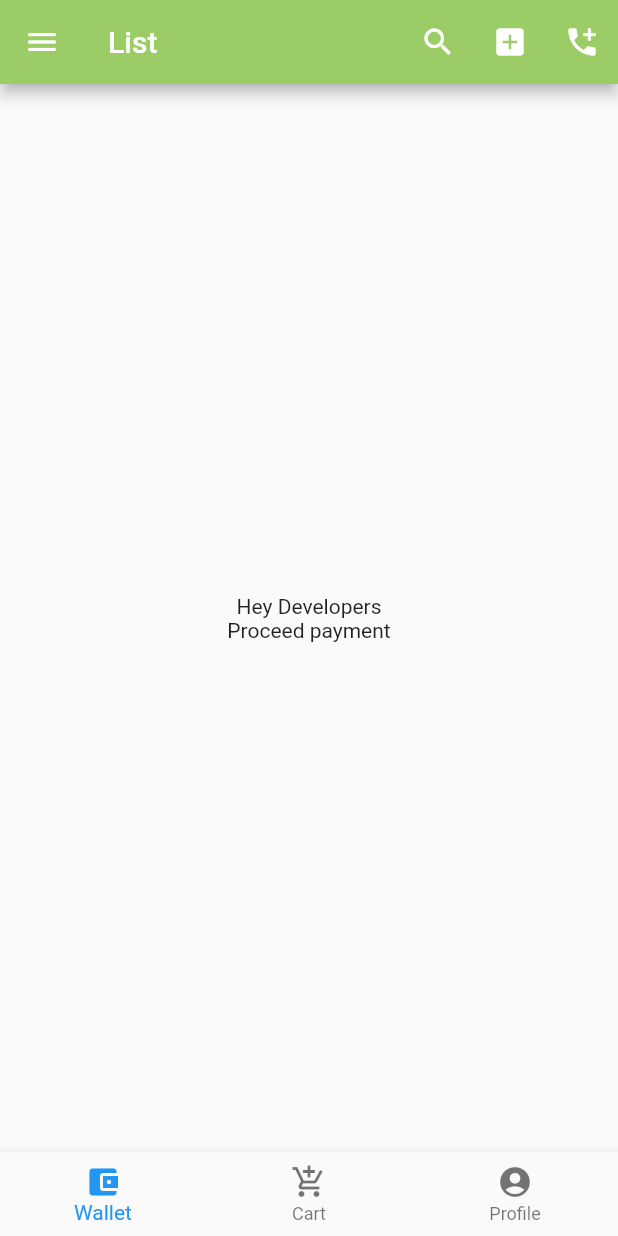
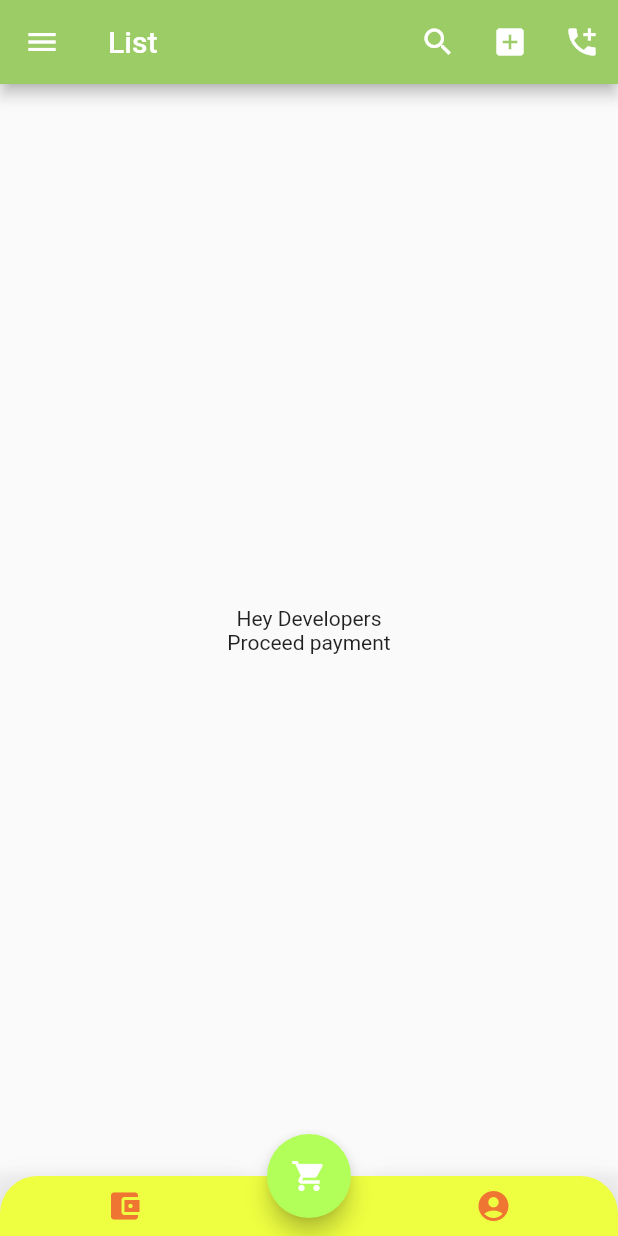
Before and after one commit to Rahul-naik92/learningdart, a Flutter app: the screen it shows after launch, on a phone screen of 412 x 824 dp. Run offline on Flutter 3.47's test engine with Material 2 defaults, Android fonts, the phone set to English and light mode, and no system bars.

Commit message:
usage of bottomappbar

```diff
--- /dev/null
+++ b/lib/bootom_bar.dart
@@ -0,0 +1,56 @@
+import 'package:flutter/material.dart';
+
+class Bottombar extends StatelessWidget {
+  const Bottombar({Key? key}) : super(key: key);
+
+  @override
+  Widget build(BuildContext context) {
+    return BottomAppBar(
+      shape: const CircularNotchedRectangle(),
+      notchMargin: 7.0,
+      color: Colors.transparent,
+      elevation: 10.0,
+      child: Container(
+        height: 40.0,
+        decoration: const BoxDecoration(
+          color: Colors.limeAccent,
+          borderRadius: BorderRadius.only(
+            topLeft: Radius.circular(25.0),
+            topRight: Radius.circular(25.0),
+          ),
+        ),
+        child: Row(
+          mainAxisAlignment: MainAxisAlignment.spaceBetween,
+          children: <Widget>[
+            Container(
+              height: 50.0,
+              width: MediaQuery.of(context).size.width / 2 - 40.0,
+              child: Row(
+                mainAxisAlignment: MainAxisAlignment.spaceEvenly,
+                children: const <Widget>[
+                  Icon(
+                    Icons.account_balance_wallet,
+                    color: Color(0xFFEF7532),
+                  )
+                ],
+              ),
+            ),
+            Container(
+              height: 50.0,
+              width: MediaQuery.of(context).size.width / 2 - 40.0,
+              child: Row(
+                mainAxisAlignment: MainAxisAlignment.spaceEvenly,
+                children: const <Widget>[
+                  Icon(
+                    Icons.account_circle,
+                    color: Color(0xFFEF7532),
+                  )
+                ],
+              ),
+            )
+          ],
+        ),
+      ),
+    );
+  }
+}
--- a/lib/main.dart
+++ b/lib/main.dart
@@ -1,4 +1,5 @@
 import 'package:flutter/material.dart';
+import 'package:learningdart/bootom_bar.dart';
 
 void main() {
   runApp(const MyApp());
@@ -49,22 +50,23 @@ class MyApp extends StatelessWidget {
             ],
           ),
         ),
-        bottomNavigationBar: BottomNavigationBar(
-          items: const [
-            BottomNavigationBarItem(
-              icon: Icon(Icons.account_balance_wallet),
-              label: "Wallet",
-            ),
-            BottomNavigationBarItem(
-              icon: Icon(Icons.add_shopping_cart),
-              label: "Cart",
-            ),
-            BottomNavigationBarItem(
-              icon: Icon(Icons.account_circle),
-              label: "Profile",
-            ),
-          ],
-        ),
+
+        // bottomNavigationBar: BottomNavigationBar(
+        //   items: const [
+        //     BottomNavigationBarItem(
+        //       icon: Icon(Icons.account_balance_wallet),
+        //       label: "Wallet",
+        //     ),
+        //     BottomNavigationBarItem(
+        //       icon: Icon(Icons.add_shopping_cart),
+        //       label: "Cart",
+        //     ),
+        //     BottomNavigationBarItem(
+        //       icon: Icon(Icons.account_circle),
+        //       label: "Profile",
+        //     ),
+        //   ],
+        // ),
         body: Container(
           alignment: Alignment.center,
           child: Column(
@@ -78,6 +80,14 @@ class MyApp extends StatelessWidget {
             ],
           ),
         ),
+        floatingActionButton: FloatingActionButton(
+          onPressed: () => debugPrint("Tapped"),
+          backgroundColor: Colors.lightGreenAccent,
+          tooltip: 'Cart',
+          child: const Icon(Icons.shopping_cart),
+        ),
+        bottomNavigationBar: const Bottombar(),
+        floatingActionButtonLocation: FloatingActionButtonLocation.centerDocked,
       ),
     );
   }
```
